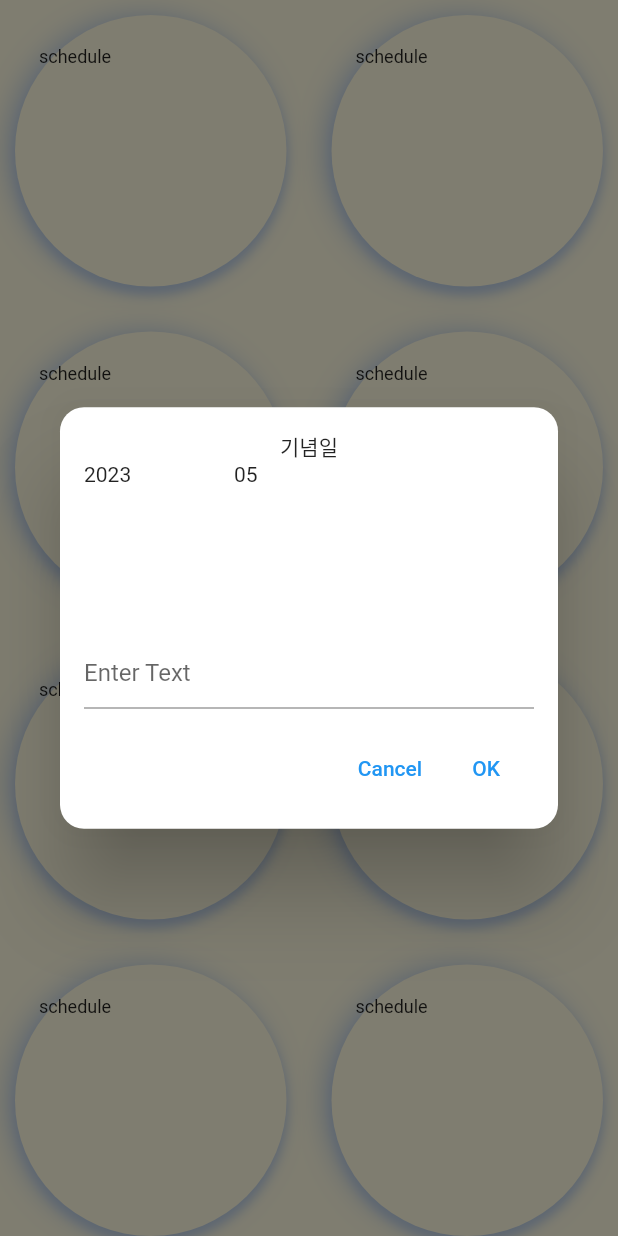
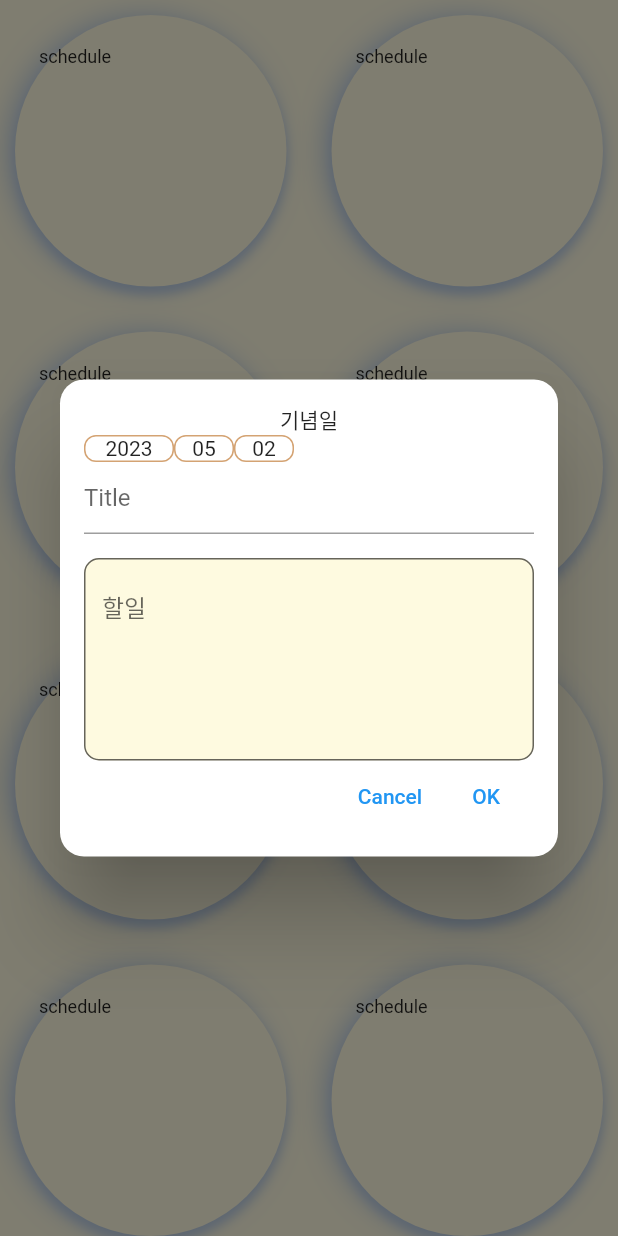
Before and after one commit to bgwbgw100/soloDiary, a Flutter app: the BackGround screen opened directly, after a tap on "schedule", on a phone screen of 412 x 824 dp. Run offline on Flutter 3.47's test engine with Material 2 defaults, Android fonts, the phone set to English and light mode, and no system bars.

Commit message:
텍스트 필드 추가

```diff
--- a/lib/scheduleView.dart
+++ b/lib/scheduleView.dart
@@ -154,21 +154,32 @@ class MyPopupWidget extends StatelessWidget {
         child: Column(
           mainAxisSize: MainAxisSize.min,
           children: <Widget>[
-            const Text("기념일"),
+            const Text("기념일",style: TextStyle(height: 0)),
             Row(
               children: <Widget>[
-                InputYear()
-                ,InputMon()
+                Expanded(child: Center(child: InputYear()),flex: 3),
+
+                Expanded(child: Center(child: InputMon()) ,flex: 2,),
+                Expanded(child: Center(child: InputDay()) ,flex: 2,),
+                Expanded(child: SizedBox(),flex: 8,),
               ],
             ),
-
-            const SizedBox(height: 16.0),
             TextFormField(
               decoration: InputDecoration(
-                hintText: 'Enter Text',
+                hintText: "Title",
               ),
             ),
             const SizedBox(height: 16.0),
+          TextField(
+            maxLines: 5,
+            decoration: InputDecoration(
+              hintText: '할일',
+              border: OutlineInputBorder(borderRadius: BorderRadius.circular(10)),
+              fillColor: Color(CustomColor.background),
+              filled: true,
+            ),
+          ),
+
             Row(
               mainAxisAlignment: MainAxisAlignment.end,
               children: <Widget>[
--- a/lib/util/dateUtil.dart
+++ b/lib/util/dateUtil.dart
@@ -4,11 +4,13 @@ class DateUtil{
   int _toDay=0;
   int _toMonth=0;
   int _year=0;
+  int _lastDay=0;
   DateUtil(){
     DateTime date =DateTime.now();
     this._toDay = date.day;
     this._toMonth = date.month;
     this._year = date.year;
+    this._lastDay = DateTime(date.year,date.month+1,0).day;
   }
 
   String getToDay(){
@@ -27,6 +29,9 @@ class DateUtil{
 
   String getYear(){
     return _year.toString();
+  }
+  String getLastDay(){
+    return _lastDay.toString();
   }
 
   void reDate(){
--- a/lib/util/inputDateUtil.dart
+++ b/lib/util/inputDateUtil.dart
@@ -1,4 +1,5 @@
 import 'package:flutter/material.dart';
+import 'package:solodiary/util/customColor.dart';
 import 'dateUtil.dart';
 
 class InputYear extends StatefulWidget {
@@ -18,6 +19,7 @@ class _InputYearState extends State<InputYear> {
         yearDy += details.delta.dy;
         if(yearDy <-35 ){
           yearDy =0;
+
           year = (int.parse(year)-1).toString();
           setState(() {
             year;
@@ -32,9 +34,12 @@ class _InputYearState extends State<InputYear> {
         }
       },
       child: Container(
-        width: 100,
-        height: 100,
-        child: Text(year),
+        decoration:
+        BoxDecoration(
+            borderRadius: BorderRadius.all(Radius.circular(8)),
+            border: Border.all(color: Color(CustomColor.homeBox1),style: BorderStyle.solid)
+        ),
+        child: Center(child: Text(year)),
       ),
     );
   }
@@ -68,7 +73,9 @@ class _InputMonState extends State<InputMon> {
 
   @override
   Widget build(BuildContext context) {
+
     return GestureDetector(
+
       onVerticalDragUpdate: (details) {
         monDy += details.delta.dy;
 
@@ -89,10 +96,78 @@ class _InputMonState extends State<InputMon> {
         }
       },
       child: Container(
-        width: 100,
-        height: 100,
-        child: Text(mon),
+        decoration:
+          BoxDecoration(
+            borderRadius: BorderRadius.all(Radius.circular(8)),
+            border: Border.all(color: Color(CustomColor.homeBox1),style: BorderStyle.solid)
+          ),
+        child: Center(child: Text(mon)) ,
       ),
     );
   }
 }
+
+class InputDay extends StatefulWidget {
+  const InputDay({Key? key}) : super(key: key);
+
+  @override
+  State<InputDay> createState() => _InputDayState();
+}
+
+class _InputDayState extends State<InputDay> {
+  double dayDy = 0;
+  String day =DateUtil().getToDay();
+  int lastDay = int.parse(DateUtil().getLastDay()) ;
+
+
+  void _strDay(int day){
+    if(day <= 0){
+      this.day = lastDay.toString();
+      return;
+    }
+    if(day <10){
+      this.day = "0"+day.toString();
+      return;
+    }
+    if(day > lastDay){
+      this.day = "01";
+      return;
+    }
+    this.day = day.toString();
+  }
+
+  @override
+  Widget build(BuildContext context) {
+
+    return GestureDetector(
+
+      onVerticalDragUpdate: (details) {
+        dayDy += details.delta.dy;
+
+
+        if(dayDy <-35 ){
+          dayDy =0;
+          setState(() {
+            _strDay(int.parse(day)-1);
+          });
+        }
+        if(dayDy >35 ){
+          dayDy =0;
+          setState(() {
+            _strDay(int.parse(day)+1);
+          });
+
+
+        }
+      },
+      child: Container(
+        decoration:
+        BoxDecoration(
+            borderRadius: BorderRadius.all(Radius.circular(8)),
+            border: Border.all(color: Color(CustomColor.homeBox1),style: BorderStyle.solid)
+        ),
+        child: Center(child: Text(day)) ,
+      ),
+    );
+  }
+}
```
